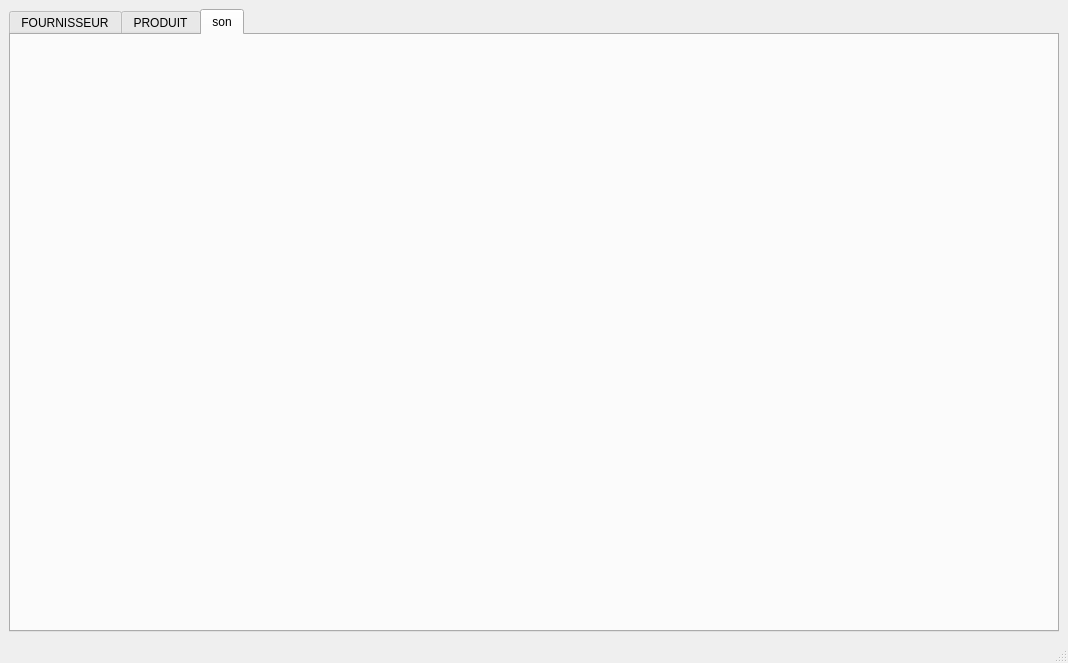
Before: the Qt Designer form Desktop/projet c++/gra/mainwindow.ui in boubakri-ch/Smart_Factory_2A5, drawn with Qt 5.
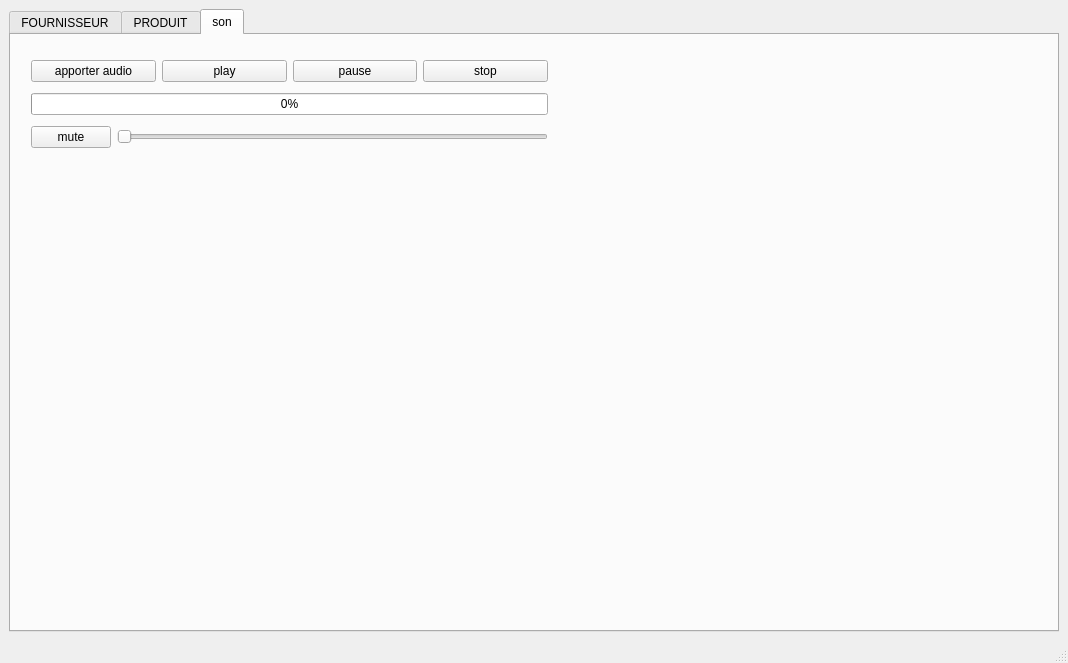
After: the same form once the commit is applied.

```diff
--- a/Desktop/projet c++/gra/mainwindow.ui
+++ b/Desktop/projet c++/gra/mainwindow.ui
@@ -730,6 +730,75 @@
        <attribute name="title">
         <string>son</string>
        </attribute>
+       <widget class="QWidget" name="layoutWidget">
+        <property name="geometry">
+         <rect>
+          <x>20</x>
+          <y>20</y>
+          <width>517</width>
+          <height>100</height>
+         </rect>
+        </property>
+        <layout class="QVBoxLayout" name="verticalLayout">
+         <item>
+          <layout class="QHBoxLayout" name="horizontalLayout_2">
+           <item>
+            <widget class="QPushButton" name="apporter">
+             <property name="text">
+              <string>apporter audio</string>
+             </property>
+            </widget>
+           </item>
+           <item>
+            <widget class="QPushButton" name="play">
+             <property name="text">
+              <string>play</string>
+             </property>
+            </widget>
+           </item>
+           <item>
+            <widget class="QPushButton" name="pause">
+             <property name="text">
+              <string>pause</string>
+             </property>
+            </widget>
+           </item>
+           <item>
+            <widget class="QPushButton" name="stop">
+             <property name="text">
+              <string>stop</string>
+             </property>
+            </widget>
+           </item>
+          </layout>
+         </item>
+         <item>
+          <widget class="QProgressBar" name="avance">
+           <property name="value">
+            <number>0</number>
+           </property>
+          </widget>
+         </item>
+         <item>
+          <layout class="QHBoxLayout" name="horizontalLayout">
+           <item>
+            <widget class="QPushButton" name="mute">
+             <property name="text">
+              <string>mute</string>
+             </property>
+            </widget>
+           </item>
+           <item>
+            <widget class="QSlider" name="volume">
+             <property name="orientation">
+              <enum>Qt::Horizontal</enum>
+             </property>
+            </widget>
+           </item>
+          </layout>
+         </item>
+        </layout>
+       </widget>
       </widget>
      </widget>
     </item>
```
